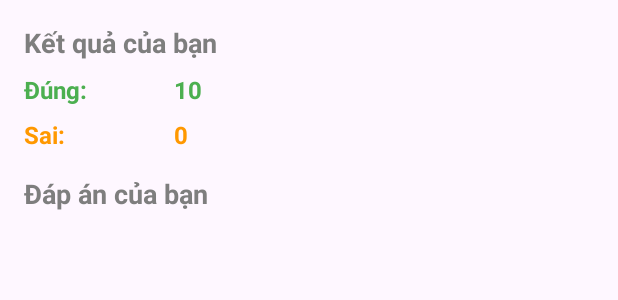
After one commit to nqhop/foreign-language-learning-firebase-firestore-android, an Android app: the layout multiple_choice_test_result.xml on its own in the app's theme, with its tools: preview values and no code run, on a phone screen of 412 x 824 dp. The commit adds this screen. Shown: the top 300 px of the screen. Run offline under Robolectric (Android 15) with nearby library versions, the phone set to English and light mode, and no system bars.

Commit message:
result page

```diff
--- a/app/src/main/java/com/example/quizapp/activities/MainActivity.java
+++ b/app/src/main/java/com/example/quizapp/activities/MainActivity.java
@@ -51,7 +51,7 @@ public class MainActivity extends AppCompatActivity {
 //        startActivity(new Intent(this, VocabActivity.class));
 
         // test multiple choise
-//        startActivity(new Intent(this, multipleChoiceTestActivity.class));
+        startActivity(new Intent(this, multipleChoiceTestActivity.class));
 
         applyNightMode();
         demoDatabase();
--- /dev/null
+++ b/app/src/main/res/drawable/baseline_check_24.xml
@@ -0,0 +1,5 @@
+<vector android:height="24dp" android:tint="@color/green"
+    android:viewportHeight="24" android:viewportWidth="24"
+    android:width="24dp" xmlns:android="http://schemas.android.com/apk/res/android">
+    <path android:fillColor="@android:color/white" android:pathData="M9,16.17L4.83,12l-1.42,1.41L9,19 21,7l-1.41,-1.41z"/>
+</vector>
--- /dev/null
+++ b/app/src/main/res/drawable/baseline_close_24.xml
@@ -0,0 +1,5 @@
+<vector android:height="24dp" android:tint="#FF0000"
+    android:viewportHeight="24" android:viewportWidth="24"
+    android:width="24dp" xmlns:android="http://schemas.android.com/apk/res/android">
+    <path android:fillColor="@android:color/white" android:pathData="M19,6.41L17.59,5 12,10.59 6.41,5 5,6.41 10.59,12 5,17.59 6.41,19 12,13.41 17.59,19 19,17.59 13.41,12z"/>
+</vector>
--- /dev/null
+++ b/app/src/main/res/layout/multiple_choice_test_result.xml
@@ -0,0 +1,107 @@
+<?xml version="1.0" encoding="utf-8"?>
+<androidx.constraintlayout.widget.ConstraintLayout xmlns:android="http://schemas.android.com/apk/res/android"
+    xmlns:app="http://schemas.android.com/apk/res-auto"
+    xmlns:tools="http://schemas.android.com/tools"
+    android:layout_width="match_parent"
+    android:layout_height="match_parent"
+    >
+
+    <ScrollView
+        android:layout_width="match_parent"
+        android:layout_height="match_parent"
+        app:layout_constraintBottom_toBottomOf="parent"
+        app:layout_constraintEnd_toEndOf="parent"
+        app:layout_constraintStart_toStartOf="parent"
+        app:layout_constraintTop_toTopOf="parent"
+        android:padding="16dp">
+        <androidx.constraintlayout.widget.ConstraintLayout
+            android:layout_width="match_parent"
+            android:layout_height="match_parent">
+            <TextView
+                android:textStyle="bold"
+                android:textColor="@color/overlay_color"
+                android:textSize="18sp"
+                android:id="@+id/textView28"
+                android:layout_width="wrap_content"
+                android:layout_height="wrap_content"
+                android:text="Kết quả của bạn"
+                app:layout_constraintStart_toStartOf="parent"
+                app:layout_constraintTop_toTopOf="parent" />
+
+            <TextView
+                android:textStyle="bold"
+                android:textColor="@color/green"
+                android:textSize="16sp"
+                android:id="@+id/textView30"
+                android:layout_width="wrap_content"
+                android:layout_height="wrap_content"
+                android:layout_marginTop="8dp"
+                android:text="Đúng:"
+                app:layout_constraintStart_toStartOf="parent"
+                app:layout_constraintTop_toBottomOf="@+id/textView28" />
+
+            <TextView
+                android:textStyle="bold"
+                android:textColor="@color/green"
+                android:textSize="16sp"
+                android:id="@+id/textView32"
+                android:layout_width="wrap_content"
+                android:layout_height="wrap_content"
+                android:layout_marginStart="100dp"
+                android:layout_marginTop="8dp"
+                android:text="10"
+                app:layout_constraintStart_toStartOf="@+id/textView30"
+                app:layout_constraintTop_toBottomOf="@+id/textView28" />
+
+            <TextView
+                android:textStyle="bold"
+                android:textColor="@color/orange"
+                android:textSize="16sp"
+                android:id="@+id/textView31"
+                android:layout_width="wrap_content"
+                android:layout_height="wrap_content"
+                android:layout_marginTop="8dp"
+                android:text="Sai:"
+                app:layout_constraintStart_toStartOf="parent"
+                app:layout_constraintTop_toBottomOf="@+id/textView30" />
+
+            <TextView
+                android:textStyle="bold"
+                android:textColor="@color/orange"
+                android:textSize="16sp"
+                android:id="@+id/textView33"
+                android:layout_width="wrap_content"
+                android:layout_height="wrap_content"
+                android:layout_marginStart="100dp"
+                android:layout_marginTop="8dp"
+                android:text="0"
+                app:layout_constraintStart_toStartOf="parent"
+                app:layout_constraintTop_toBottomOf="@+id/textView30" />
+
+            <TextView
+                android:textStyle="bold"
+                android:textColor="@color/overlay_color"
+                android:textSize="18sp"
+                android:id="@+id/textView34"
+                android:layout_width="wrap_content"
+                android:layout_height="wrap_content"
+                android:layout_marginTop="16dp"
+                android:text="Đáp án của bạn"
+                app:layout_constraintStart_toStartOf="parent"
+                app:layout_constraintTop_toBottomOf="@+id/textView31" />
+
+            <androidx.recyclerview.widget.RecyclerView
+                android:id="@+id/multipleChoiseResultRecyclerView"
+                android:layout_width="match_parent"
+                android:layout_height="match_parent"
+                android:layout_marginTop="8dp"
+                app:layout_constraintEnd_toEndOf="parent"
+                app:layout_constraintStart_toStartOf="parent"
+                app:layout_constraintTop_toBottomOf="@+id/textView34">
+
+            </androidx.recyclerview.widget.RecyclerView>
+        </androidx.constraintlayout.widget.ConstraintLayout>
+    </ScrollView>
+
+
+</androidx.constraintlayout.widget.ConstraintLayout>
--- a/app/src/main/res/layout/multiple_choice_test_setting.xml
+++ b/app/src/main/res/layout/multiple_choice_test_setting.xml
@@ -41,7 +41,7 @@
 
         <LinearLayout
             android:layout_width="match_parent"
-            android:layout_height="wrap_content"
+            android:layout_height="60dp"
             android:orientation="horizontal">
 
             <TextView
--- a/app/src/main/res/values/colors.xml
+++ b/app/src/main/res/values/colors.xml
@@ -10,6 +10,7 @@
     <color name="colorPrimary">#536474</color>
     <color name="green">#4CAF50</color>
     <color name="red">#F44336</color>
+    <color name="orange">#FF9800</color>
     <color name="overlay_color">#7E7E7E</color>
 
 
```
Also changed, not shown: app/src/main/java/com/example/quizapp/activities/multipleChoiceTestActivity.java (+43 -15 lines), app/src/main/res/layout/multiple_choice_test_result_item.xml (added, +99 -0 lines).
